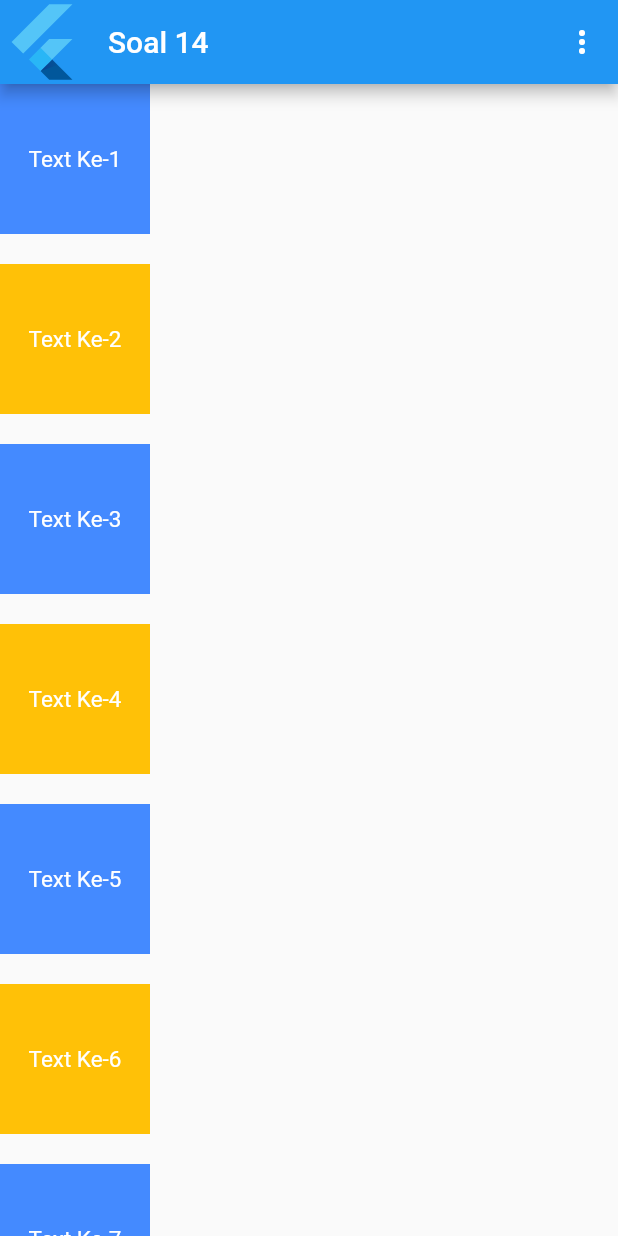
After one commit to angular403/belajar_flutter, a Flutter app: the Soal14 screen opened directly, on a phone screen of 412 x 824 dp. The commit adds this screen. Run offline on Flutter 3.47's test engine with Material 2 defaults, Android fonts, the phone set to English and light mode, and no system bars.

Commit message:
finish soal ke-15

```diff
--- /dev/null
+++ b/lib/exam/soal14.dart
@@ -0,0 +1,138 @@
+import 'package:flutter/material.dart';
+
+class Soal14 extends StatelessWidget {
+  const Soal14({Key? key}) : super(key: key);
+
+  @override
+  Widget build(BuildContext context) {
+    return Scaffold(
+      appBar: AppBar(
+        leading: FlutterLogo(),
+        title: Text(
+          "Soal 14",
+        ),
+        actions: [
+          IconButton(
+            onPressed: () {},
+            icon: Icon(Icons.more_vert),
+          ),
+        ],
+      ),
+      body: SingleChildScrollView(
+        child: Column(
+          children: [
+            Container(
+              width: 100,
+              height: 100,
+              color: Colors.blueAccent,
+              child: Center(
+                child: Text(
+                  "Text Ke-1",
+                  style: TextStyle(color: Colors.white, fontSize: 15),
+                ),
+              ),
+            ),
+            SizedBox(
+              height: 20,
+            ),
+            Container(
+              width: 100,
+              height: 100,
+              color: Colors.amber,
+              child: Center(
+                child: Text(
+                  "Text Ke-2",
+                  style: TextStyle(color: Colors.white, fontSize: 15),
+                ),
+              ),
+            ),
+            SizedBox(
+              height: 20,
+            ),
+            Container(
+              width: 100,
+              height: 100,
+              color: Colors.blueAccent,
+              child: Center(
+                child: Text(
+                  "Text Ke-3",
+                  style: TextStyle(color: Colors.white, fontSize: 15),
+                ),
+              ),
+            ),
+            SizedBox(
+              height: 20,
+            ),
+            Container(
+              width: 100,
+              height: 100,
+              color: Colors.amber,
+              child: Center(
+                child: Text(
+                  "Text Ke-4",
+                  style: TextStyle(color: Colors.white, fontSize: 15),
+                ),
+              ),
+            ),
+            SizedBox(
+              height: 20,
+            ),
+            Container(
+              width: 100,
+              height: 100,
+              color: Colors.blueAccent,
+              child: Center(
+                child: Text(
+                  "Text Ke-5",
+                  style: TextStyle(color: Colors.white, fontSize: 15),
+                ),
+              ),
+            ),
+            SizedBox(
+              height: 20,
+            ),
+            Container(
+              width: 100,
+              height: 100,
+              color: Colors.amber,
+              child: Center(
+                child: Text(
+                  "Text Ke-6",
+                  style: TextStyle(color: Colors.white, fontSize: 15),
+                ),
+              ),
+            ),
+            SizedBox(
+              height: 20,
+            ),
+            Container(
+              width: 100,
+              height: 100,
+              color: Colors.blueAccent,
+              child: Center(
+                child: Text(
+                  "Text Ke-7",
+                  style: TextStyle(color: Colors.white, fontSize: 15),
+                ),
+              ),
+            ),
+            SizedBox(
+              height: 20,
+            ),
+            Container(
+              width: 100,
+              height: 100,
+              color: Colors.amber,
+              child: Center(
+                child: Text(
+                  "Text Ke-8",
+                  style: TextStyle(color: Colors.white, fontSize: 15),
+                ),
+              ),
+            ),
+          ],
+        ),
+      ),
+    );
+  }
+}
```
Also changed, not shown: lib/exam/soal11.dart (added, +87 -0 lines), lib/exam/soal12.dart (added, +90 -0 lines), lib/exam/soal13.dart (added, +92 -0 lines), lib/exam/soal15.dart (added, +50 -0 lines), lib/pages/extract_widget.dart (+5 -4 lines), lib/pages/home_page.dart (+18 -12 lines).
